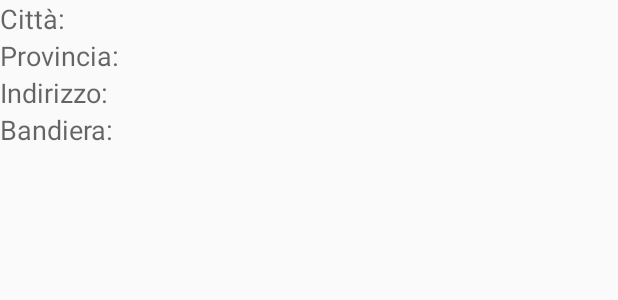
After one commit to unive-ingsw2017/electrici-team, an Android app: the layout station_list.xml on its own in the app's theme, with its tools: preview values and no code run, on a phone screen of 412 x 824 dp. The commit adds this screen. Shown: the top 300 px of the screen. Run offline under Robolectric (Android 15) with nearby library versions, the phone set to English and light mode, and no system bars.

Commit message:
Ricerca(temporanea)

```diff
--- /dev/null
+++ b/EasyRefuel/template/app/src/main/res/layout/station_list.xml
@@ -0,0 +1,43 @@
+<?xml version="1.0" encoding="utf-8"?>
+<LinearLayout xmlns:android="http://schemas.android.com/apk/res/android"
+    android:layout_width="match_parent"
+    android:layout_height="wrap_content"
+    android:orientation="vertical">
+
+    <TextView
+        android:layout_height="wrap_content"
+        android:layout_width="wrap_content"
+        android:id="@+id/citta"
+        android:layout_alignParentLeft="true"
+        android:layout_alignParentTop="true"
+        android:text="Città: "
+        android:textAppearance="?android:attr/textAppearanceMedium" />
+
+    <TextView
+        android:layout_height="wrap_content"
+        android:layout_width="wrap_content"
+        android:id="@+id/provincia"
+        android:layout_alignParentLeft="true"
+        android:layout_alignParentTop="true"
+        android:text="Provincia: "
+        android:textAppearance="?android:attr/textAppearanceMedium" />
+
+    <TextView
+        android:layout_height="wrap_content"
+        android:layout_width="wrap_content"
+        android:id="@+id/indirizzo"
+        android:layout_alignParentLeft="true"
+        android:layout_alignParentTop="true"
+        android:text="Indirizzo: "
+        android:textAppearance="?android:attr/textAppearanceMedium" />
+
+    <TextView
+        android:layout_height="wrap_content"
+        android:layout_width="wrap_content"
+        android:id="@+id/bandiera"
+        android:layout_alignParentLeft="true"
+        android:layout_alignParentTop="true"
+        android:text="Bandiera: "
+        android:textAppearance="?android:attr/textAppearanceMedium" />
+
+</LinearLayout>
--- a/EasyRefuel/template/app/src/main/res/values/strings.xml
+++ b/EasyRefuel/template/app/src/main/res/values/strings.xml
@@ -43,7 +43,7 @@
     <string name="drawer_close">Drawer Chiuso</string>
 
     <!-- ricerca-->
-    <string name="search_hint">Cerca distributori</string>
+    <string name="search_hint">Cerca luoghi</string>
     <string name="action_search">Ricerca</string>
     <string name="title_activity_privacy">PrivacyActivity</string>
 
```
Also changed, not shown: EasyRefuel/template/app/src/main/java/it/unive/dais/cevid/datadroid/template/CustomAdapter.java (added, +45 -0 lines), EasyRefuel/template/app/src/main/java/it/unive/dais/cevid/datadroid/template/DBHelper.java (+36 -3 lines), EasyRefuel/template/app/src/main/java/it/unive/dais/cevid/datadroid/template/MapsActivity.java (+19 -91 lines), EasyRefuel/template/app/src/main/java/it/unive/dais/cevid/datadroid/template/SearchActivity.java (+42 -4 lines), EasyRefuel/template/app/src/main/java/it/unive/dais/cevid/datadroid/template/Station.java (+52 -6 lines), EasyRefuel/template/app/src/main/res/layout/activity_search.xml (+9 -2 lines).
